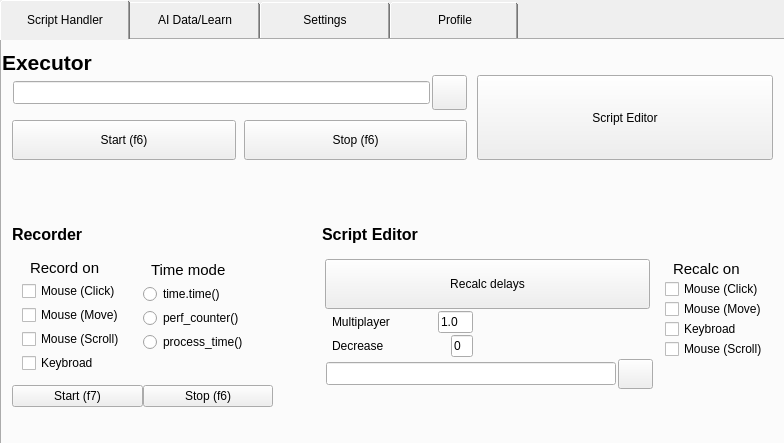
Before: the Qt Designer form mainUI.ui in GInputAI/GInputAI_Main, drawn with Qt 5.
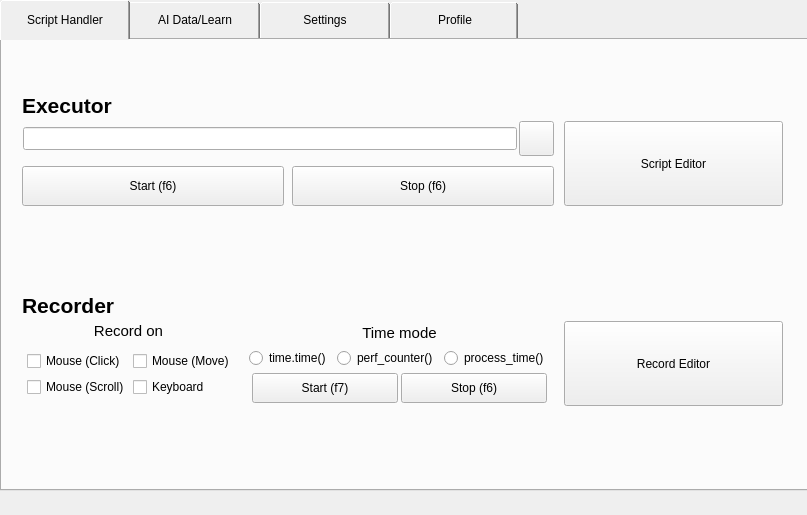
After: the same form once the commit is applied. Icons and pictures are not drawn.

The edit to the form file:
```diff
--- a/mainUI.ui
+++ b/mainUI.ui
@@ -6,8 +6,8 @@
    <rect>
     <x>0</x>
     <y>0</y>
-    <width>784</width>
-    <height>443</height>
+    <width>807</width>
+    <height>515</height>
    </rect>
   </property>
   <property name="windowTitle">
@@ -17,14 +17,17 @@
    <iconset resource="files_ico.qrc">
     <normaloff>:/ico/ico/mouse_icon-icons.com_60636.ico</normaloff>:/ico/ico/mouse_icon-icons.com_60636.ico</iconset>
   </property>
+  <property name="styleSheet">
+   <string notr="true"/>
+  </property>
   <widget class="QWidget" name="centralwidget">
    <widget class="QTabWidget" name="tab_main">
     <property name="geometry">
      <rect>
       <x>0</x>
       <y>0</y>
-      <width>811</width>
-      <height>470</height>
+      <width>881</width>
+      <height>491</height>
      </rect>
     </property>
     <property name="styleSheet">
@@ -51,18 +54,24 @@
       <property name="geometry">
        <rect>
         <x>0</x>
-        <y>0</y>
-        <width>781</width>
-        <height>121</height>
+        <y>40</y>
+        <width>801</width>
+        <height>131</height>
        </rect>
       </property>
       <layout class="QVBoxLayout" name="verticalLayout_3">
        <property name="spacing">
         <number>0</number>
        </property>
+       <property name="leftMargin">
+        <number>20</number>
+       </property>
        <property name="topMargin">
         <number>10</number>
        </property>
+       <property name="rightMargin">
+        <number>20</number>
+       </property>
        <item>
         <widget class="QLabel" name="label">
          <property name="maximumSize">
@@ -88,15 +97,15 @@
         </widget>
        </item>
        <item>
-        <layout class="QHBoxLayout" name="horizontalLayout_3" stretch="20,13">
+        <layout class="QHBoxLayout" name="horizontalLayout_3" stretch="100,45">
          <property name="spacing">
           <number>10</number>
          </property>
          <property name="leftMargin">
-          <number>10</number>
+          <number>0</number>
          </property>
          <property name="rightMargin">
-          <number>10</number>
+          <number>0</number>
          </property>
          <item>
           <layout class="QVBoxLayout" name="verticalLayout_2">
@@ -176,7 +185,7 @@
           <widget class="QPushButton" name="pushButton_4">
            <property name="maximumSize">
             <size>
-             <width>16777215</width>
+             <width>219</width>
              <height>85</height>
             </size>
            </property>
@@ -189,19 +198,25 @@
        </item>
       </layout>
      </widget>
-     <widget class="QWidget" name="layoutWidget">
+     <widget class="QWidget" name="layoutWidget_5">
       <property name="geometry">
        <rect>
-        <x>10</x>
-        <y>170</y>
-        <width>261</width>
-        <height>211</height>
+        <x>0</x>
+        <y>250</y>
+        <width>801</width>
+        <height>121</height>
        </rect>
       </property>
-      <layout class="QVBoxLayout" name="verticalLayout">
+      <layout class="QVBoxLayout" name="verticalLayout_5">
        <property name="spacing">
         <number>0</number>
        </property>
+       <property name="leftMargin">
+        <number>20</number>
+       </property>
+       <property name="rightMargin">
+        <number>20</number>
+       </property>
        <item>
         <widget class="QLabel" name="label_2">
          <property name="maximumSize">
@@ -215,7 +230,7 @@
          </property>
          <property name="styleSheet">
           <string notr="true">QLabel {
-    font-size: 16px;
+    font-size: 21px;
     font-weight: bold;
     font-family: &quot;Noto Sans&quot;;
 	qproperty-alignment: 'Qt::AlignBottom | Qt::AlignHCenter';
@@ -227,76 +242,101 @@
         </widget>
        </item>
        <item>
-        <layout class="QHBoxLayout" name="horizontalLayout_8">
+        <layout class="QHBoxLayout" name="horizontalLayout_7" stretch="0,10,8">
+         <property name="spacing">
+          <number>12</number>
+         </property>
          <property name="leftMargin">
-          <number>10</number>
+          <number>0</number>
          </property>
          <property name="rightMargin">
-          <number>10</number>
+          <number>0</number>
          </property>
          <item>
           <layout class="QVBoxLayout" name="verticalLayout_6">
            <property name="spacing">
-            <number>4</number>
+            <number>0</number>
            </property>
            <item>
-            <layout class="QVBoxLayout" name="verticalLayout_4" stretch="0,0,0,0,0">
-             <property name="spacing">
-              <number>4</number>
+            <widget class="QLabel" name="label_8">
+             <property name="maximumSize">
+              <size>
+               <width>16777215</width>
+               <height>20</height>
+              </size>
              </property>
-             <item>
-              <widget class="QLabel" name="label_3">
-               <property name="maximumSize">
-                <size>
-                 <width>16777215</width>
-                 <height>20</height>
-                </size>
-               </property>
-               <property name="layoutDirection">
-                <enum>Qt::LeftToRight</enum>
-               </property>
-               <property name="styleSheet">
-                <string notr="true">QLabel {
+             <property name="layoutDirection">
+              <enum>Qt::LeftToRight</enum>
+             </property>
+             <property name="styleSheet">
+              <string notr="true">QLabel {
     font-size: 15px;
     font-family: &quot;Noto Sans&quot;;
-	margin-left: 4px;
+	qproperty-alignment: 'Qt::AlignVCenter | Qt::AlignHCenter';
 }</string>
-               </property>
-               <property name="text">
-                <string>Record on</string>
-               </property>
-               <property name="alignment">
-                <set>Qt::AlignLeading|Qt::AlignLeft|Qt::AlignVCenter</set>
-               </property>
-              </widget>
-             </item>
+             </property>
+             <property name="text">
+              <string>Record on</string>
+             </property>
+             <property name="alignment">
+              <set>Qt::AlignCenter</set>
+             </property>
+            </widget>
+           </item>
+           <item>
+            <layout class="QHBoxLayout" name="horizontalLayout_6" stretch="0">
+             <property name="spacing">
+              <number>0</number>
+             </property>
+             <property name="leftMargin">
+              <number>0</number>
+             </property>
+             <property name="rightMargin">
+              <number>0</number>
+             </property>
              <item>
-              <widget class="QCheckBox" name="checkBox_5">
-               <property name="text">
-                <string>Mouse (Click)</string>
+              <layout class="QFormLayout" name="formLayout">
+               <property name="horizontalSpacing">
+                <number>3</number>
                </property>
-              </widget>
-             </item>
-             <item>
-              <widget class="QCheckBox" name="checkBox_6">
-               <property name="text">
-                <string>Mouse (Move)</string>
+               <property name="verticalSpacing">
+                <number>6</number>
                </property>
-              </widget>
-             </item>
-             <item>
-              <widget class="QCheckBox" name="checkBox_8">
-               <property name="text">
-                <string>Mouse (Scroll)</string>
+               <property name="leftMargin">
+                <number>5</number>
                </property>
-              </widget>
-             </item>
-             <item>
-              <widget class="QCheckBox" name="checkBox_7">
-               <property name="text">
-                <string>Keybroad</string>
+               <property name="topMargin">
+                <number>10</number>
                </property>
-              </widget>
+               <item row="0" column="0">
+                <widget class="QCheckBox" name="sh_rec_onmouseclick">
+                 <property name="text">
+                  <string>Mouse (Click)</string>
+                 </property>
+                </widget>
+               </item>
+               <item row="0" column="1">
+                <widget class="QCheckBox" name="sh_rec_onmousemove">
+                 <property name="text">
+                  <string>Mouse (Move)</string>
+                 </property>
+                </widget>
+               </item>
+               <item row="1" column="0">
+                <widget class="QCheckBox" name="sh_rec_onmousescroll">
+                 <property name="text">
+                  <string>Mouse (Scroll)</string>
+                 </property>
+                </widget>
+               </item>
+               <item row="1" column="1">
+                <widget class="QCheckBox" name="sh_rec_onkeyboard">
+                 <property name="text">
+                  <string>Keyboard</string>
+                 </property>
+                </widget>
+               </item>
+              </layout>
              </item>
             </layout>
            </item>
@@ -305,140 +345,81 @@
          <item>
           <layout class="QVBoxLayout" name="verticalLayout_7">
            <property name="spacing">
-            <number>4</number>
+            <number>3</number>
            </property>
            <item>
-            <layout class="QVBoxLayout" name="verticalLayout_9">
-             <property name="bottomMargin">
-              <number>20</number>
+            <widget class="QLabel" name="label_7">
+             <property name="maximumSize">
+              <size>
+               <width>16777215</width>
+               <height>20</height>
+              </size>
              </property>
-             <item>
-              <widget class="QLabel" name="label_4">
-               <property name="maximumSize">
-                <size>
-                 <width>16777215</width>
-                 <height>20</height>
-                </size>
-               </property>
-               <property name="layoutDirection">
-                <enum>Qt::LeftToRight</enum>
-               </property>
-               <property name="styleSheet">
-                <string notr="true">QLabel {
+             <property name="layoutDirection">
+              <enum>Qt::LeftToRight</enum>
+             </property>
+             <property name="styleSheet">
+              <string notr="true">QLabel {
     font-size: 15px;
     font-family: &quot;Noto Sans&quot;;
-	margin-left: 4px;
+	qproperty-alignment: 'Qt::AlignVCenter | Qt::AlignHCenter';
 }</string>
+             </property>
+             <property name="text">
+              <string>Time mode</string>
+             </property>
+             <property name="alignment">
+              <set>Qt::AlignCenter</set>
+             </property>
+            </widget>
+           </item>
+           <item>
+            <layout class="QHBoxLayout" name="horizontalLayout_4" stretch="0,0,0,0,0">
+             <property name="spacing">
+              <number>6</number>
+             </property>
+             <property name="leftMargin">
+              <number>0</number>
+             </property>
+             <property name="rightMargin">
+              <number>0</number>
+             </property>
+             <item>
+              <spacer name="horizontalSpacer_11">
+               <property name="orientation">
+                <enum>Qt::Horizontal</enum>
                </property>
-               <property name="text">
-                <string>Time mode</string>
+               <property name="sizeHint" stdset="0">
+                <size>
+                 <width>40</width>
+                 <height>20</height>
+                </size>
                </property>
-               <property name="alignment">
-                <set>Qt::AlignLeading|Qt::AlignLeft|Qt::AlignVCenter</set>
-               </property>
-              </widget>
+              </spacer>
              </item>
              <item>
-              <widget class="QRadioButton" name="radioButton">
+              <widget class="QRadioButton" name="sh_rec_ontimetime">
                <property name="text">
                 <string>time.time()</string>
                </property>
               </widget>
              </item>
              <item>
-              <widget class="QRadioButton" name="radioButton_3">
+              <widget class="QRadioButton" name="sh_rec_onperfcounter">
                <property name="text">
                 <string>perf_counter()</string>
                </property>
               </widget>
              </item>
              <item>
-              <widget class="QRadioButton" name="radioButton_2">
+              <widget class="QRadioButton" name="sh_rec_onprocesstime">
                <property name="text">
                 <string>process_time()</string>
                </property>
               </widget>
              </item>
-            </layout>
-           </item>
-          </layout>
-         </item>
-        </layout>
-       </item>
-       <item>
-        <layout class="QHBoxLayout" name="horizontalLayout_9">
-         <item>
-          <widget class="QPushButton" name="pushButton_6">
-           <property name="text">
-            <string>Start (f7)</string>
-           </property>
-          </widget>
-         </item>
-         <item>
-          <widget class="QPushButton" name="pushButton_7">
-           <property name="text">
-            <string>Stop (f6)</string>
-           </property>
-          </widget>
-         </item>
-        </layout>
-       </item>
-      </layout>
-     </widget>
-     <widget class="QWidget" name="layoutWidget_3">
-      <property name="geometry">
-       <rect>
-        <x>320</x>
-        <y>170</y>
-        <width>446</width>
-        <height>191</height>
-       </rect>
-      </property>
-      <layout class="QVBoxLayout" name="verticalLayout_10">
-       <property name="spacing">
-        <number>0</number>
-       </property>
-       <item>
-        <widget class="QLabel" name="label_13">
-         <property name="maximumSize">
-          <size>
-           <width>16777215</width>
-           <height>25</height>
-          </size>
-         </property>
-         <property name="layoutDirection">
-          <enum>Qt::LeftToRight</enum>
-         </property>
-         <property name="styleSheet">
-          <string notr="true">QLabel {
-    font-size: 16px;
-    font-weight: bold;
-    font-family: &quot;Noto Sans&quot;;
-	qproperty-alignment: 'Qt::AlignBottom | Qt::AlignHCenter';
-}</string>
-         </property>
-         <property name="text">
-          <string>Script Editor</string>
-         </property>
-        </widget>
-       </item>
-       <item>
-        <layout class="QHBoxLayout" name="horizontalLayout_16">
-         <property name="spacing">
-          <number>12</number>
-         </property>
-         <item>
-          <layout class="QVBoxLayout" name="verticalLayout_16">
-           <property name="spacing">
-            <number>2</number>
-           </property>
-           <item>
-            <layout class="QHBoxLayout" name="horizontalLayout_17" stretch="1,100,1">
-             <property name="spacing">
-              <number>0</number>
-             </property>
              <item>
-              <spacer name="horizontalSpacer_6">
+              <spacer name="horizontalSpacer_2">
                <property name="orientation">
                 <enum>Qt::Horizontal</enum>
                </property>
@@ -450,178 +431,51 @@
                </property>
               </spacer>
              </item>
-             <item>
-              <widget class="QPushButton" name="pushButton_11">
-               <property name="minimumSize">
-                <size>
-                 <width>0</width>
-                 <height>50</height>
-                </size>
-               </property>
-               <property name="maximumSize">
-                <size>
-                 <width>16777215</width>
-                 <height>16777215</height>
-                </size>
-               </property>
-               <property name="styleSheet">
-                <string notr="true"/>
-               </property>
-               <property name="text">
-                <string>Recalc delays</string>
-               </property>
-              </widget>
-             </item>
-             <item>
-              <spacer name="horizontalSpacer_8">
-               <property name="orientation">
-                <enum>Qt::Horizontal</enum>
-               </property>
-               <property name="sizeHint" stdset="0">
-                <size>
-                 <width>40</width>
-                 <height>20</height>
-                </size>
-               </property>
-              </spacer>
-             </item>
             </layout>
            </item>
            <item>
-            <layout class="QHBoxLayout" name="horizontalLayout_18" stretch="1,0,20">
-             <property name="spacing">
-              <number>8</number>
-             </property>
+            <layout class="QHBoxLayout" name="horizontalLayout_10">
              <property name="leftMargin">
-              <number>10</number>
+              <number>5</number>
              </property>
-             <property name="topMargin">
-              <number>0</number>
-             </property>
              <property name="rightMargin">
-              <number>180</number>
+              <number>5</number>
              </property>
              <item>
-              <widget class="QLabel" name="label_14">
-               <property name="styleSheet">
-                <string notr="true">QLabel {
-    qproperty-alignment: 'AlignLeft|AlignVCenter';
-}
-</string>
-               </property>
-               <property name="text">
-                <string>Multiplayer</string>
-               </property>
-              </widget>
-             </item>
-             <item>
-              <spacer name="horizontalSpacer_9">
-               <property name="orientation">
-                <enum>Qt::Horizontal</enum>
-               </property>
-               <property name="sizeHint" stdset="0">
+              <widget class="QPushButton" name="sh_rec_start">
+               <property name="minimumSize">
                 <size>
-                 <width>40</width>
-                 <height>20</height>
+                 <width>0</width>
+                 <height>0</height>
                 </size>
                </property>
-              </spacer>
-             </item>
-             <item>
-              <widget class="QLineEdit" name="lineEdit_8">
                <property name="maximumSize">
                 <size>
-                 <width>37</width>
-                 <height>16777215</height>
+                 <width>16777215</width>
+                 <height>30</height>
                 </size>
                </property>
                <property name="text">
-                <string>1.0</string>
+                <string>Start (f7)</string>
                </property>
               </widget>
              </item>
-            </layout>
-           </item>
-           <item>
-            <layout class="QHBoxLayout" name="horizontalLayout_19" stretch="100,0,20">
-             <property name="spacing">
-              <number>8</number>
-             </property>
-             <property name="leftMargin">
-              <number>10</number>
-             </property>
-             <property name="rightMargin">
-              <number>180</number>
-             </property>
              <item>
-              <widget class="QLabel" name="label_15">
-               <property name="styleSheet">
-                <string notr="true">QLabel {
-    qproperty-alignment: 'AlignLeft|AlignVCenter';
-}
-</string>
-               </property>
-               <property name="text">
-                <string>Decrease</string>
-               </property>
-              </widget>
-             </item>
-             <item>
-              <spacer name="horizontalSpacer_10">
-               <property name="orientation">
-                <enum>Qt::Horizontal</enum>
-               </property>
-               <property name="sizeHint" stdset="0">
+              <widget class="QPushButton" name="sh_rec_stop">
+               <property name="minimumSize">
                 <size>
-                 <width>40</width>
-                 <height>20</height>
+                 <width>0</width>
+                 <height>0</height>
                 </size>
                </property>
-              </spacer>
-             </item>
-             <item>
-              <widget class="QLineEdit" name="lineEdit_9">
                <property name="maximumSize">
                 <size>
-                 <width>37</width>
-                 <height>16777215</height>
-                </size>
-               </property>
-               <property name="text">
-                <string>0</string>
-               </property>
-              </widget>
-             </item>
-            </layout>
-           </item>
-           <item>
-            <layout class="QHBoxLayout" name="horizontalLayout_20">
-             <property name="spacing">
-              <number>2</number>
-             </property>
-             <property name="leftMargin">
-              <number>4</number>
-             </property>
-             <item>
-              <widget class="QLineEdit" name="lineEdit_10">
-               <property name="maximumSize">
-                <size>
                  <width>16777215</width>
-                 <height>23</height>
+                 <height>30</height>
                 </size>
                </property>
-              </widget>
-             </item>
-             <item>
-              <widget class="QPushButton" name="pushButton_12">
-               <property name="maximumSize">
-                <size>
-                 <width>35</width>
-                 <height>35</height>
-                </size>
-               </property>
                <property name="text">
-                <string/>
+                <string>Stop (f6)</string>
                </property>
                <property name="icon">
                 <iconset resource="files_ico.qrc">
@@ -634,70 +488,17 @@
           </layout>
          </item>
          <item>
-          <layout class="QVBoxLayout" name="verticalLayout_12">
-           <property name="spacing">
-            <number>0</number>
+          <widget class="QPushButton" name="sh_rec_recordeditor">
+           <property name="maximumSize">
+            <size>
+             <width>219</width>
+             <height>85</height>
+            </size>
            </property>
-           <property name="topMargin">
-            <number>0</number>
+           <property name="text">
+            <string>Record Editor</string>
            </property>
-           <property name="bottomMargin">
-            <number>30</number>
-           </property>
-           <item>
-            <widget class="QLabel" name="label_16">
-             <property name="maximumSize">
-              <size>
-               <width>16777215</width>
-               <height>20</height>
-              </size>
-             </property>
-             <property name="layoutDirection">
-              <enum>Qt::LeftToRight</enum>
-             </property>
-             <property name="styleSheet">
-              <string notr="true">QLabel {
-    font-size: 15px;
-    font-family: &quot;Noto Sans&quot;;
-	qproperty-alignment: 'Qt::AlignVCenter';
-	margin-left: 4px;
-}
-</string>
-             </property>
-             <property name="text">
-              <string>Recalc on</string>
-             </property>
-            </widget>
-           </item>
-           <item>
-            <widget class="QCheckBox" name="checkBox_18">
-             <property name="text">
-              <string>Mouse (Click)</string>
-             </property>
-            </widget>
-           </item>
-           <item>
-            <widget class="QCheckBox" name="checkBox_19">
-             <property name="text">
-              <string>Mouse (Move)</string>
-             </property>
-            </widget>
-           </item>
-           <item>
-            <widget class="QCheckBox" name="checkBox_21">
-             <property name="text">
-              <string>Keybroad</string>
-             </property>
-            </widget>
-           </item>
-           <item>
-            <widget class="QCheckBox" name="checkBox_20">
-             <property name="text">
-              <string>Mouse (Scroll)</string>
-             </property>
-            </widget>
-           </item>
-          </layout>
+          </widget>
          </item>
         </layout>
        </item>
```
Left out of the diff: 342 changed lines with no effect on the pictures.
